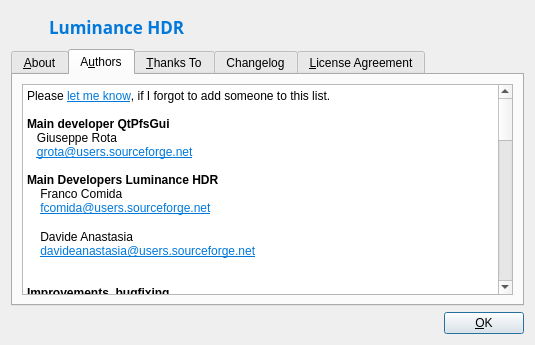
First picture: the form in src/UI/about.ui, repository LuminanceHDR/LuminanceHDR, before the edit.
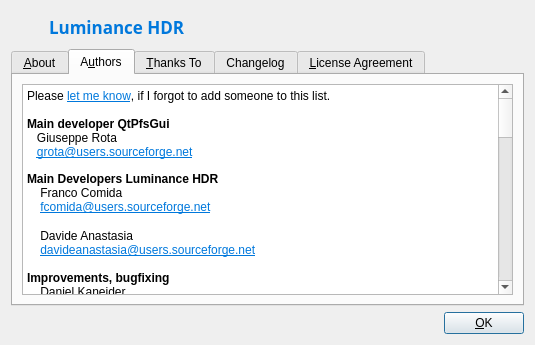
Second picture: the form after the edit. The open tabs and pages were chosen to show the change. Icons and pictures are not drawn.

Commit message: [About]: update contributors list

```diff
--- a/src/UI/about.ui
+++ b/src/UI/about.ui
@@ -120,27 +120,32 @@
             <string>&lt;!DOCTYPE HTML PUBLIC &quot;-//W3C//DTD HTML 4.0//EN&quot; &quot;http://www.w3.org/TR/REC-html40/strict.dtd&quot;&gt;
 &lt;html&gt;&lt;head&gt;&lt;meta name=&quot;qrichtext&quot; content=&quot;1&quot; /&gt;&lt;style type=&quot;text/css&quot;&gt;
 p, li { white-space: pre-wrap; }
-&lt;/style&gt;&lt;/head&gt;&lt;body style=&quot; font-family:'Noto Sans'; font-size:9pt; font-weight:400; font-style:normal;&quot;&gt;
-&lt;p style=&quot; margin-top:0px; margin-bottom:0px; margin-left:0px; margin-right:0px; -qt-block-indent:0; text-indent:0px;&quot;&gt;&lt;span style=&quot; font-family:'Sans Serif';&quot;&gt;Please &lt;/span&gt;&lt;a href=&quot;mailto:davideanastasia@users.sourceforge.net&quot;&gt;&lt;span style=&quot; font-family:'Sans Serif'; text-decoration: underline; color:#0078dc;&quot;&gt;let me know&lt;/span&gt;&lt;/a&gt;&lt;span style=&quot; font-family:'Sans Serif';&quot;&gt;, if I forgot to add someone to this list.&lt;/span&gt;&lt;/p&gt;
-&lt;p style=&quot; margin-top:0px; margin-bottom:0px; margin-left:0px; margin-right:0px; -qt-block-indent:0; text-indent:0px;&quot;&gt;&lt;span style=&quot; font-family:'Sans Serif';&quot;&gt;&lt;br /&gt;&lt;/span&gt;&lt;span style=&quot; font-family:'Sans Serif'; font-weight:600;&quot;&gt;Main developer QtPfsGui&lt;/span&gt;&lt;/p&gt;
-&lt;p style=&quot; margin-top:0px; margin-bottom:0px; margin-left:0px; margin-right:0px; -qt-block-indent:0; text-indent:0px;&quot;&gt;&lt;span style=&quot; font-family:'Sans Serif';&quot;&gt;   Giuseppe Rota&lt;br /&gt;   &lt;/span&gt;&lt;a href=&quot;mailto:grota@users.sourceforge.net&quot;&gt;&lt;span style=&quot; font-family:'Sans Serif'; text-decoration: underline; color:#0078dc;&quot;&gt;grota@users.sourceforge.net&lt;/span&gt;&lt;/a&gt;&lt;span style=&quot; font-family:'Sans Serif';&quot;&gt;&lt;br /&gt;&lt;/span&gt;&lt;/p&gt;
-&lt;p style=&quot; margin-top:0px; margin-bottom:0px; margin-left:0px; margin-right:0px; -qt-block-indent:0; text-indent:0px;&quot;&gt;&lt;span style=&quot; font-family:'Sans Serif'; font-weight:600;&quot;&gt;Main Developers Luminance HDR&lt;/span&gt;&lt;/p&gt;
-&lt;p style=&quot; margin-top:0px; margin-bottom:0px; margin-left:0px; margin-right:0px; -qt-block-indent:0; text-indent:0px;&quot;&gt;&lt;span style=&quot; font-family:'Sans Serif';&quot;&gt;    Franco Comida&lt;/span&gt;&lt;/p&gt;
-&lt;p style=&quot; margin-top:0px; margin-bottom:0px; margin-left:0px; margin-right:0px; -qt-block-indent:0; text-indent:0px;&quot;&gt;&lt;span style=&quot; font-family:'Sans Serif';&quot;&gt;    &lt;/span&gt;&lt;a href=&quot;mailto:fcomida@users.sourceforge.net&quot;&gt;&lt;span style=&quot; font-family:'Sans Serif'; text-decoration: underline; color:#0078dc;&quot;&gt;fcomida@users.sourceforge.net&lt;/span&gt;&lt;/a&gt;&lt;/p&gt;
-&lt;p style=&quot;-qt-paragraph-type:empty; margin-top:0px; margin-bottom:0px; margin-left:0px; margin-right:0px; -qt-block-indent:0; text-indent:0px; font-family:'Sans Serif'; font-size:10pt;&quot;&gt;&lt;br /&gt;&lt;/p&gt;
-&lt;p style=&quot; margin-top:0px; margin-bottom:0px; margin-left:0px; margin-right:0px; -qt-block-indent:0; text-indent:0px;&quot;&gt;&lt;span style=&quot; font-family:'Sans Serif';&quot;&gt;    Davide Anastasia&lt;/span&gt;&lt;/p&gt;
-&lt;p style=&quot; margin-top:0px; margin-bottom:0px; margin-left:0px; margin-right:0px; -qt-block-indent:0; text-indent:0px;&quot;&gt;&lt;span style=&quot; font-family:'Sans Serif';&quot;&gt;    &lt;/span&gt;&lt;a href=&quot;mailto:davideanastasia@users.sourceforge.net&quot;&gt;&lt;span style=&quot; font-family:'Sans Serif'; text-decoration: underline; color:#0078dc;&quot;&gt;davideanastasia@users.sourceforge.net&lt;/span&gt;&lt;/a&gt;&lt;/p&gt;
-&lt;p style=&quot; margin-top:0px; margin-bottom:0px; margin-left:0px; margin-right:0px; -qt-block-indent:0; text-indent:0px;&quot;&gt;&lt;span style=&quot; font-family:'Sans Serif';&quot;&gt;    &lt;/span&gt;&lt;/p&gt;
-&lt;p style=&quot; margin-top:0px; margin-bottom:0px; margin-left:0px; margin-right:0px; -qt-block-indent:0; text-indent:0px;&quot;&gt;&lt;span style=&quot; font-family:'Sans Serif';&quot;&gt;&lt;br /&gt;&lt;/span&gt;&lt;span style=&quot; font-family:'Sans Serif'; font-weight:600;&quot;&gt;Improvements, bugfixing&lt;/span&gt;&lt;/p&gt;
-&lt;p style=&quot; margin-top:0px; margin-bottom:0px; margin-left:0px; margin-right:0px; -qt-block-indent:0; text-indent:0px;&quot;&gt;&lt;span style=&quot; font-family:'Sans Serif';&quot;&gt;    Daniel Kaneider&lt;/span&gt;&lt;/p&gt;
-&lt;p style=&quot; margin-top:0px; margin-bottom:0px; margin-left:0px; margin-right:0px; -qt-block-indent:0; text-indent:0px;&quot;&gt;&lt;span style=&quot; font-family:'Sans Serif';&quot;&gt;    &lt;/span&gt;&lt;a href=&quot;mailto:danielkaneider@users.sourceforge.net&quot;&gt;&lt;span style=&quot; font-family:'Sans Serif'; text-decoration: underline; color:#0078dc;&quot;&gt;danielkaneider@users.sourceforge.net&lt;/span&gt;&lt;/a&gt;&lt;/p&gt;
-&lt;p style=&quot;-qt-paragraph-type:empty; margin-top:0px; margin-bottom:0px; margin-left:0px; margin-right:0px; -qt-block-indent:0; text-indent:0px; font-family:'Sans Serif'; text-decoration: underline; color:#0078dc;&quot;&gt;&lt;br /&gt;&lt;/p&gt;
-&lt;p style=&quot; margin-top:0px; margin-bottom:0px; margin-left:0px; margin-right:0px; -qt-block-indent:0; text-indent:0px;&quot;&gt;&lt;span style=&quot; font-family:'Sans Serif'; font-weight:600;&quot;&gt;pfs{tools|calibration|tmo} codebase&lt;/span&gt;&lt;span style=&quot; font-family:'Sans Serif';&quot;&gt;&lt;br /&gt;   Grzegorz Krawczyk&lt;br /&gt;   &lt;/span&gt;&lt;a href=&quot;mailto:krawczyk@mpi-sb.mpg.de&quot;&gt;&lt;span style=&quot; font-family:'Sans Serif'; text-decoration: underline; color:#0078dc;&quot;&gt;krawczyk@mpi-sb.mpg.de&lt;/span&gt;&lt;/a&gt;&lt;span style=&quot; font-family:'Sans Serif';&quot;&gt;&lt;br /&gt;   &lt;br /&gt;   Rafal Mantiuk&lt;br /&gt;   &lt;/span&gt;&lt;a href=&quot;mailto:mantiuk@mpi-sb.mpg.de&quot;&gt;&lt;span style=&quot; font-family:'Sans Serif'; text-decoration: underline; color:#0078dc;&quot;&gt;mantiuk@mpi-sb.mpg.de &lt;/span&gt;&lt;/a&gt;&lt;/p&gt;
-&lt;p style=&quot; margin-top:0px; margin-bottom:0px; margin-left:0px; margin-right:0px; -qt-block-indent:0; text-indent:0px;&quot;&gt;&lt;span style=&quot; font-family:'Sans Serif'; text-decoration: underline; color:#0078dc;&quot;&gt;&lt;br /&gt;&lt;/span&gt;&lt;span style=&quot; font-family:'Sans Serif'; font-weight:600;&quot;&gt;G.Ward's Mean Threshold Bitmap (MTB) algorithm &lt;/span&gt;&lt;span style=&quot; font-family:'Sans Serif';&quot;&gt;&lt;br /&gt;   Nicholas Phillips&lt;br /&gt;   &lt;/span&gt;&lt;a href=&quot;ngphillips@gmail.com&quot;&gt;&lt;span style=&quot; font-family:'Sans Serif'; text-decoration: underline; color:#0078dc;&quot;&gt;ngphillips@gmail.com&lt;/span&gt;&lt;/a&gt;&lt;span style=&quot; font-family:'Sans Serif';&quot;&gt;&lt;br /&gt;  &lt;br /&gt;&lt;/span&gt;&lt;span style=&quot; font-family:'Sans Serif'; font-weight:600;&quot;&gt;Russian translator, usability fixes, user manual, .desktop file&lt;/span&gt;&lt;span style=&quot; font-family:'Sans Serif';&quot;&gt;&lt;br /&gt;   Alexandre Prokoudine&lt;br /&gt;   &lt;/span&gt;&lt;a href=&quot;alexandre.prokoudine@gmail.com&quot;&gt;&lt;span style=&quot; font-family:'Sans Serif'; text-decoration: underline; color:#0078dc;&quot;&gt;alexandre.prokoudine@gmail.com&lt;/span&gt;&lt;/a&gt;&lt;span style=&quot; font-family:'Sans Serif';&quot;&gt;&lt;br /&gt;   &lt;br /&gt;&lt;/span&gt;&lt;span style=&quot; font-family:'Sans Serif'; font-weight:600;&quot;&gt;Norwegian translator&lt;/span&gt;&lt;span style=&quot; font-family:'Sans Serif';&quot;&gt;&lt;br /&gt;   Åsmund Ødegård&lt;br /&gt;   &lt;/span&gt;&lt;a href=&quot;mandus@users.sourceforge.net&quot;&gt;&lt;span style=&quot; font-family:'Sans Serif'; text-decoration: underline; color:#0078dc;&quot;&gt;mandus@users.sourceforge.net&lt;/span&gt;&lt;/a&gt;&lt;span style=&quot; font-family:'Sans Serif';&quot;&gt;&lt;br /&gt;   &lt;br /&gt;&lt;/span&gt;&lt;span style=&quot; font-family:'Sans Serif'; font-weight:600;&quot;&gt;Turkish translator&lt;/span&gt;&lt;span style=&quot; font-family:'Sans Serif';&quot;&gt;&lt;br /&gt;   Mustafa GÜNAY&lt;br /&gt;&lt;br /&gt;&lt;/span&gt;&lt;span style=&quot; font-family:'Sans Serif'; font-weight:600;&quot;&gt;French translator&lt;/span&gt;&lt;span style=&quot; font-family:'Sans Serif';&quot;&gt;&lt;br /&gt;   Cyril Lavier&lt;br /&gt;   &lt;br /&gt;&lt;/span&gt;&lt;span style=&quot; font-family:'Sans Serif'; font-weight:600;&quot;&gt;Spanish translator&lt;/span&gt;&lt;span style=&quot; font-family:'Sans Serif';&quot;&gt;&lt;br /&gt;   Alberto Garcia&lt;br /&gt;   &lt;br /&gt;&lt;/span&gt;&lt;span style=&quot; font-family:'Sans Serif'; font-weight:600;&quot;&gt;German translator&lt;/span&gt;&lt;span style=&quot; font-family:'Sans Serif';&quot;&gt;&lt;br /&gt;   Christian Raue&lt;br /&gt;&lt;br /&gt;&lt;/span&gt;&lt;span style=&quot; font-family:'Sans Serif'; font-weight:600;&quot;&gt;Czech translator&lt;/span&gt;&lt;span style=&quot; font-family:'Sans Serif';&quot;&gt;&lt;br /&gt;   Jan Gemela&lt;br /&gt;   &lt;br /&gt;&lt;/span&gt;&lt;span style=&quot; font-family:'Sans Serif'; font-weight:600;&quot;&gt;Polish translator&lt;/span&gt;&lt;span style=&quot; font-family:'Sans Serif';&quot;&gt;&lt;br /&gt;   Maciej Dziardziel&lt;br /&gt;   &lt;br /&gt;&lt;/span&gt;&lt;span style=&quot; font-family:'Sans Serif'; font-weight:600;&quot;&gt;Romanian translator&lt;/span&gt;&lt;span style=&quot; font-family:'Sans Serif';&quot;&gt;&lt;br /&gt;   Andrei Răcăşan&lt;br /&gt;&lt;/span&gt;&lt;/p&gt;
-&lt;p style=&quot; margin-top:0px; margin-bottom:0px; margin-left:0px; margin-right:0px; -qt-block-indent:0; text-indent:0px;&quot;&gt;&lt;span style=&quot; font-family:'Sans Serif'; font-weight:600;&quot;&gt;Chinese translator&lt;/span&gt;&lt;/p&gt;
-&lt;p style=&quot; margin-top:0px; margin-bottom:0px; margin-left:0px; margin-right:0px; -qt-block-indent:0; text-indent:0px;&quot;&gt;&lt;span style=&quot; font-family:'Sans Serif';&quot;&gt;   Lei Zhao&lt;/span&gt;&lt;/p&gt;
-&lt;p style=&quot;-qt-paragraph-type:empty; margin-top:0px; margin-bottom:0px; margin-left:0px; margin-right:0px; -qt-block-indent:0; text-indent:0px; font-family:'Sans Serif';&quot;&gt;&lt;br /&gt;&lt;/p&gt;
-&lt;p style=&quot; margin-top:0px; margin-bottom:0px; margin-left:0px; margin-right:0px; -qt-block-indent:0; text-indent:0px;&quot;&gt;&lt;span style=&quot; font-family:'Sans Serif'; font-weight:600;&quot;&gt;FreeBSD patches and maintainers&lt;/span&gt;&lt;span style=&quot; font-family:'Sans Serif';&quot;&gt;&lt;br /&gt;Joao Rocha Braga Filho, Bertrand Petit and Steffen Beyer&lt;br /&gt;&lt;/span&gt;&lt;/p&gt;&lt;/body&gt;&lt;/html&gt;</string>
+&lt;/style&gt;&lt;/head&gt;&lt;body style=&quot; font-family:'Noto Sans'; font-size:8pt; font-weight:600; font-style:normal;&quot;&gt;
+&lt;p style=&quot; margin-top:0px; margin-bottom:0px; margin-left:0px; margin-right:0px; -qt-block-indent:0; text-indent:0px;&quot;&gt;&lt;span style=&quot; font-family:'Sans Serif'; font-size:9pt; font-weight:400;&quot;&gt;Please &lt;/span&gt;&lt;a href=&quot;mailto:davideanastasia@users.sourceforge.net&quot;&gt;&lt;span style=&quot; font-family:'Sans Serif'; font-size:9pt; font-weight:400; text-decoration: underline; color:#0078dc;&quot;&gt;let me know&lt;/span&gt;&lt;/a&gt;&lt;span style=&quot; font-family:'Sans Serif'; font-size:9pt; font-weight:400;&quot;&gt;, if I forgot to add someone to this list.&lt;/span&gt;&lt;/p&gt;
+&lt;p style=&quot; margin-top:0px; margin-bottom:0px; margin-left:0px; margin-right:0px; -qt-block-indent:0; text-indent:0px;&quot;&gt;&lt;span style=&quot; font-family:'Sans Serif'; font-size:9pt; font-weight:400;&quot;&gt;&lt;br /&gt;&lt;/span&gt;&lt;span style=&quot; font-family:'Sans Serif'; font-size:9pt;&quot;&gt;Main developer QtPfsGui&lt;/span&gt;&lt;/p&gt;
+&lt;p style=&quot; margin-top:0px; margin-bottom:0px; margin-left:0px; margin-right:0px; -qt-block-indent:0; text-indent:0px;&quot;&gt;&lt;span style=&quot; font-family:'Sans Serif'; font-size:9pt; font-weight:400;&quot;&gt;   Giuseppe Rota&lt;br /&gt;   &lt;/span&gt;&lt;a href=&quot;mailto:grota@users.sourceforge.net&quot;&gt;&lt;span style=&quot; font-family:'Sans Serif'; font-size:9pt; font-weight:400; text-decoration: underline; color:#0078dc;&quot;&gt;grota@users.sourceforge.net&lt;/span&gt;&lt;/a&gt;&lt;span style=&quot; font-family:'Sans Serif'; font-size:9pt; font-weight:400;&quot;&gt;&lt;br /&gt;&lt;/span&gt;&lt;/p&gt;
+&lt;p style=&quot; margin-top:0px; margin-bottom:0px; margin-left:0px; margin-right:0px; -qt-block-indent:0; text-indent:0px;&quot;&gt;&lt;span style=&quot; font-family:'Sans Serif'; font-size:9pt;&quot;&gt;Main Developers Luminance HDR&lt;/span&gt;&lt;/p&gt;
+&lt;p style=&quot; margin-top:0px; margin-bottom:0px; margin-left:0px; margin-right:0px; -qt-block-indent:0; text-indent:0px;&quot;&gt;&lt;span style=&quot; font-family:'Sans Serif'; font-size:9pt; font-weight:400;&quot;&gt;    Franco Comida&lt;/span&gt;&lt;/p&gt;
+&lt;p style=&quot; margin-top:0px; margin-bottom:0px; margin-left:0px; margin-right:0px; -qt-block-indent:0; text-indent:0px;&quot;&gt;&lt;span style=&quot; font-family:'Sans Serif'; font-size:9pt; font-weight:400;&quot;&gt;    &lt;/span&gt;&lt;a href=&quot;mailto:fcomida@users.sourceforge.net&quot;&gt;&lt;span style=&quot; font-family:'Sans Serif'; font-size:9pt; font-weight:400; text-decoration: underline; color:#0078dc;&quot;&gt;fcomida@users.sourceforge.net&lt;/span&gt;&lt;/a&gt;&lt;/p&gt;
+&lt;p style=&quot;-qt-paragraph-type:empty; margin-top:0px; margin-bottom:0px; margin-left:0px; margin-right:0px; -qt-block-indent:0; text-indent:0px; font-family:'Sans Serif'; font-size:10pt; font-weight:400;&quot;&gt;&lt;br /&gt;&lt;/p&gt;
+&lt;p style=&quot; margin-top:0px; margin-bottom:0px; margin-left:0px; margin-right:0px; -qt-block-indent:0; text-indent:0px;&quot;&gt;&lt;span style=&quot; font-family:'Sans Serif'; font-size:9pt; font-weight:400;&quot;&gt;    Davide Anastasia&lt;/span&gt;&lt;/p&gt;
+&lt;p style=&quot; margin-top:0px; margin-bottom:0px; margin-left:0px; margin-right:0px; -qt-block-indent:0; text-indent:0px;&quot;&gt;&lt;span style=&quot; font-family:'Sans Serif'; font-size:9pt; font-weight:400;&quot;&gt;    &lt;/span&gt;&lt;a href=&quot;mailto:davideanastasia@users.sourceforge.net&quot;&gt;&lt;span style=&quot; font-family:'Sans Serif'; font-size:9pt; font-weight:400; text-decoration: underline; color:#0078dc;&quot;&gt;davideanastasia@users.sourceforge.net&lt;/span&gt;&lt;/a&gt;&lt;/p&gt;
+&lt;p style=&quot; margin-top:0px; margin-bottom:0px; margin-left:0px; margin-right:0px; -qt-block-indent:0; text-indent:0px;&quot;&gt;&lt;span style=&quot; font-family:'Sans Serif'; font-size:9pt; font-weight:400;&quot;&gt;    &lt;br /&gt;&lt;/span&gt;&lt;span style=&quot; font-family:'Sans Serif'; font-size:9pt;&quot;&gt;Improvements, bugfixing&lt;/span&gt;&lt;/p&gt;
+&lt;p style=&quot; margin-top:0px; margin-bottom:0px; margin-left:0px; margin-right:0px; -qt-block-indent:0; text-indent:0px;&quot;&gt;&lt;span style=&quot; font-family:'Sans Serif'; font-size:9pt; font-weight:400;&quot;&gt;    Daniel Kaneider&lt;/span&gt;&lt;/p&gt;
+&lt;p style=&quot; margin-top:0px; margin-bottom:0px; margin-left:0px; margin-right:0px; -qt-block-indent:0; text-indent:0px;&quot;&gt;&lt;span style=&quot; font-family:'Sans Serif'; font-size:9pt; font-weight:400;&quot;&gt;    &lt;/span&gt;&lt;a href=&quot;mailto:danielkaneider@users.sourceforge.net&quot;&gt;&lt;span style=&quot; font-family:'Sans Serif'; font-size:9pt; font-weight:400; text-decoration: underline; color:#0078dc;&quot;&gt;danielkaneider@users.sourceforge.net&lt;/span&gt;&lt;/a&gt;&lt;/p&gt;
+&lt;p style=&quot;-qt-paragraph-type:empty; margin-top:0px; margin-bottom:0px; margin-left:0px; margin-right:0px; -qt-block-indent:0; text-indent:0px; font-family:'Sans Serif'; font-size:9pt; font-weight:400; text-decoration: underline; color:#0078dc;&quot;&gt;&lt;br /&gt;&lt;/p&gt;
+&lt;p style=&quot; margin-top:0px; margin-bottom:0px; margin-left:0px; margin-right:0px; -qt-block-indent:0; text-indent:0px;&quot;&gt;&lt;span style=&quot; font-family:'Sans Serif'; font-size:9pt;&quot;&gt;pfs{tools|calibration|tmo} codebase&lt;/span&gt;&lt;span style=&quot; font-family:'Sans Serif'; font-size:9pt; font-weight:400;&quot;&gt;&lt;br /&gt;   Grzegorz Krawczyk&lt;br /&gt;   &lt;/span&gt;&lt;a href=&quot;mailto:krawczyk@mpi-sb.mpg.de&quot;&gt;&lt;span style=&quot; font-family:'Sans Serif'; font-size:9pt; font-weight:400; text-decoration: underline; color:#0078dc;&quot;&gt;krawczyk@mpi-sb.mpg.de&lt;/span&gt;&lt;/a&gt;&lt;span style=&quot; font-family:'Sans Serif'; font-size:9pt; font-weight:400;&quot;&gt;&lt;br /&gt;   &lt;br /&gt;   Rafal Mantiuk&lt;br /&gt;   &lt;/span&gt;&lt;a href=&quot;mailto:mantiuk@mpi-sb.mpg.de&quot;&gt;&lt;span style=&quot; font-family:'Sans Serif'; font-size:9pt; font-weight:400; text-decoration: underline; color:#0078dc;&quot;&gt;mantiuk@mpi-sb.mpg.de &lt;/span&gt;&lt;/a&gt;&lt;/p&gt;
+&lt;p style=&quot; margin-top:0px; margin-bottom:0px; margin-left:0px; margin-right:0px; -qt-block-indent:0; text-indent:0px;&quot;&gt;&lt;span style=&quot; font-family:'Sans Serif'; font-size:9pt; font-weight:400; text-decoration: underline; color:#0078dc;&quot;&gt;&lt;br /&gt;&lt;/span&gt;&lt;span style=&quot; font-family:'Sans Serif'; font-size:9pt;&quot;&gt;G.Ward's Mean Threshold Bitmap (MTB) algorithm &lt;/span&gt;&lt;span style=&quot; font-family:'Sans Serif'; font-size:9pt; font-weight:400;&quot;&gt;&lt;br /&gt;   Nicholas Phillips&lt;br /&gt;   &lt;/span&gt;&lt;a href=&quot;ngphillips@gmail.com&quot;&gt;&lt;span style=&quot; font-family:'Sans Serif'; font-size:9pt; font-weight:400; text-decoration: underline; color:#0078dc;&quot;&gt;ngphillips@gmail.com&lt;/span&gt;&lt;/a&gt;&lt;span style=&quot; font-family:'Sans Serif'; font-size:9pt; font-weight:400;&quot;&gt;&lt;br /&gt;&lt;/span&gt;&lt;/p&gt;
+&lt;p style=&quot; margin-top:0px; margin-bottom:0px; margin-left:0px; margin-right:0px; -qt-block-indent:0; text-indent:0px;&quot;&gt;&lt;span style=&quot; font-family:'Sans Serif'; font-size:9pt;&quot;&gt;Mac OS X Maintainer&lt;/span&gt;&lt;/p&gt;
+&lt;p style=&quot; margin-top:0px; margin-bottom:0px; margin-left:0px; margin-right:0px; -qt-block-indent:0; text-indent:0px;&quot;&gt;&lt;span style=&quot; font-family:'Sans Serif'; font-size:9pt;&quot;&gt;   &lt;/span&gt;&lt;span style=&quot; font-family:'Sans Serif'; font-size:9pt; font-weight:400;&quot;&gt;Robin Mills&lt;/span&gt;&lt;/p&gt;
+&lt;p style=&quot; margin-top:0px; margin-bottom:0px; margin-left:0px; margin-right:0px; -qt-block-indent:0; text-indent:0px;&quot;&gt;&lt;span style=&quot; font-family:'Sans Serif'; font-size:9pt; font-weight:400;&quot;&gt;   &lt;/span&gt;&lt;a href=&quot;mailto:robin@clanmills.com&quot;&gt;&lt;span style=&quot; text-decoration: underline; color:#2980b9;&quot;&gt;robin@clanmills.com&lt;/span&gt;&lt;/a&gt;&lt;/p&gt;
+&lt;p style=&quot;-qt-paragraph-type:empty; margin-top:0px; margin-bottom:0px; margin-left:0px; margin-right:0px; -qt-block-indent:0; text-indent:0px; text-decoration: underline; color:#2980b9;&quot;&gt;&lt;br /&gt;&lt;/p&gt;
+&lt;p style=&quot; margin-top:0px; margin-bottom:0px; margin-left:0px; margin-right:0px; -qt-block-indent:0; text-indent:0px;&quot;&gt;&lt;span style=&quot; font-family:'Sans Serif'; font-size:9pt;&quot;&gt;The Luminance HDR translation team at Transifex&lt;/span&gt;&lt;span style=&quot; font-family:'Sans Serif'; font-size:9pt; font-weight:400;&quot;&gt;&lt;br /&gt;   &lt;/span&gt;&lt;a href=&quot;https://www.transifex.com/luminance-hdr/teams/&quot;&gt;&lt;span style=&quot; font-size:9pt; text-decoration: underline; color:#2980b9;&quot;&gt;Team&lt;/span&gt;&lt;/a&gt;&lt;/p&gt;
+&lt;p style=&quot; margin-top:0px; margin-bottom:0px; margin-left:0px; margin-right:0px; -qt-block-indent:0; text-indent:0px;&quot;&gt;&lt;span style=&quot; font-family:'Sans Serif'; font-size:9pt; font-weight:400;&quot;&gt;&lt;br /&gt;&lt;/span&gt;&lt;span style=&quot; font-family:'Sans Serif'; font-size:9pt;&quot;&gt;Russian translator, usability fixes, user manual, .desktop file&lt;/span&gt;&lt;span style=&quot; font-family:'Sans Serif'; font-size:9pt; font-weight:400;&quot;&gt;&lt;br /&gt;   Alexandre Prokoudine&lt;br /&gt;   &lt;/span&gt;&lt;a href=&quot;alexandre.prokoudine@gmail.com&quot;&gt;&lt;span style=&quot; font-family:'Sans Serif'; font-size:9pt; font-weight:400; text-decoration: underline; color:#0078dc;&quot;&gt;alexandre.prokoudine@gmail.com&lt;/span&gt;&lt;/a&gt;&lt;span style=&quot; font-family:'Sans Serif'; font-size:9pt; font-weight:400;&quot;&gt;&lt;br /&gt;   &lt;br /&gt;&lt;/span&gt;&lt;span style=&quot; font-family:'Sans Serif'; font-size:9pt;&quot;&gt;Norwegian translator&lt;/span&gt;&lt;span style=&quot; font-family:'Sans Serif'; font-size:9pt; font-weight:400;&quot;&gt;&lt;br /&gt;   Åsmund Ødegård&lt;br /&gt;   &lt;/span&gt;&lt;a href=&quot;mandus@users.sourceforge.net&quot;&gt;&lt;span style=&quot; font-family:'Sans Serif'; font-size:9pt; font-weight:400; text-decoration: underline; color:#0078dc;&quot;&gt;mandus@users.sourceforge.net&lt;/span&gt;&lt;/a&gt;&lt;span style=&quot; font-family:'Sans Serif'; font-size:9pt; font-weight:400;&quot;&gt;&lt;br /&gt;   &lt;br /&gt;&lt;/span&gt;&lt;span style=&quot; font-family:'Sans Serif'; font-size:9pt;&quot;&gt;Turkish translator&lt;/span&gt;&lt;span style=&quot; font-family:'Sans Serif'; font-size:9pt; font-weight:400;&quot;&gt;&lt;br /&gt;   Mustafa GÜNAY&lt;br /&gt;&lt;br /&gt;&lt;/span&gt;&lt;span style=&quot; font-family:'Sans Serif'; font-size:9pt;&quot;&gt;French translator&lt;/span&gt;&lt;span style=&quot; font-family:'Sans Serif'; font-size:9pt; font-weight:400;&quot;&gt;&lt;br /&gt;   Cyril Lavier&lt;br /&gt;   &lt;br /&gt;&lt;/span&gt;&lt;span style=&quot; font-family:'Sans Serif'; font-size:9pt;&quot;&gt;Spanish translator&lt;/span&gt;&lt;span style=&quot; font-family:'Sans Serif'; font-size:9pt; font-weight:400;&quot;&gt;&lt;br /&gt;   Alberto Garcia&lt;br /&gt;   &lt;br /&gt;&lt;/span&gt;&lt;span style=&quot; font-family:'Sans Serif'; font-size:9pt;&quot;&gt;German translator&lt;/span&gt;&lt;span style=&quot; font-family:'Sans Serif'; font-size:9pt; font-weight:400;&quot;&gt;&lt;br /&gt;   Christian Raue&lt;br /&gt;&lt;br /&gt;&lt;/span&gt;&lt;span style=&quot; font-family:'Sans Serif'; font-size:9pt;&quot;&gt;Czech translator&lt;/span&gt;&lt;span style=&quot; font-family:'Sans Serif'; font-size:9pt; font-weight:400;&quot;&gt;&lt;br /&gt;   Jan Gemela&lt;br /&gt;   &lt;br /&gt;&lt;/span&gt;&lt;span style=&quot; font-family:'Sans Serif'; font-size:9pt;&quot;&gt;Polish translator&lt;/span&gt;&lt;span style=&quot; font-family:'Sans Serif'; font-size:9pt; font-weight:400;&quot;&gt;&lt;br /&gt;   Maciej Dziardziel&lt;br /&gt;   &lt;br /&gt;&lt;/span&gt;&lt;span style=&quot; font-family:'Sans Serif'; font-size:9pt;&quot;&gt;Romanian translator&lt;/span&gt;&lt;span style=&quot; font-family:'Sans Serif'; font-size:9pt; font-weight:400;&quot;&gt;&lt;br /&gt;   Andrei Răcăşan&lt;br /&gt;&lt;/span&gt;&lt;/p&gt;
+&lt;p style=&quot; margin-top:0px; margin-bottom:0px; margin-left:0px; margin-right:0px; -qt-block-indent:0; text-indent:0px;&quot;&gt;&lt;span style=&quot; font-family:'Sans Serif'; font-size:9pt;&quot;&gt;Chinese translator&lt;/span&gt;&lt;/p&gt;
+&lt;p style=&quot; margin-top:0px; margin-bottom:0px; margin-left:0px; margin-right:0px; -qt-block-indent:0; text-indent:0px;&quot;&gt;&lt;span style=&quot; font-family:'Sans Serif'; font-size:9pt; font-weight:400;&quot;&gt;   Lei Zhao&lt;/span&gt;&lt;/p&gt;
+&lt;p style=&quot;-qt-paragraph-type:empty; margin-top:0px; margin-bottom:0px; margin-left:0px; margin-right:0px; -qt-block-indent:0; text-indent:0px; font-family:'Sans Serif'; font-size:9pt; font-weight:400;&quot;&gt;&lt;br /&gt;&lt;/p&gt;
+&lt;p style=&quot; margin-top:0px; margin-bottom:0px; margin-left:0px; margin-right:0px; -qt-block-indent:0; text-indent:0px;&quot;&gt;&lt;span style=&quot; font-family:'Sans Serif'; font-size:9pt;&quot;&gt;FreeBSD patches and maintainers&lt;/span&gt;&lt;span style=&quot; font-family:'Sans Serif'; font-size:9pt; font-weight:400;&quot;&gt;&lt;br /&gt;Joao Rocha Braga Filho, Bertrand Petit and Steffen Beyer&lt;br /&gt;&lt;/span&gt;&lt;/p&gt;&lt;/body&gt;&lt;/html&gt;</string>
            </property>
            <property name="openExternalLinks">
             <bool>true</bool>
```
Left out of the diff: 27 changed lines with no effect on the pictures.
